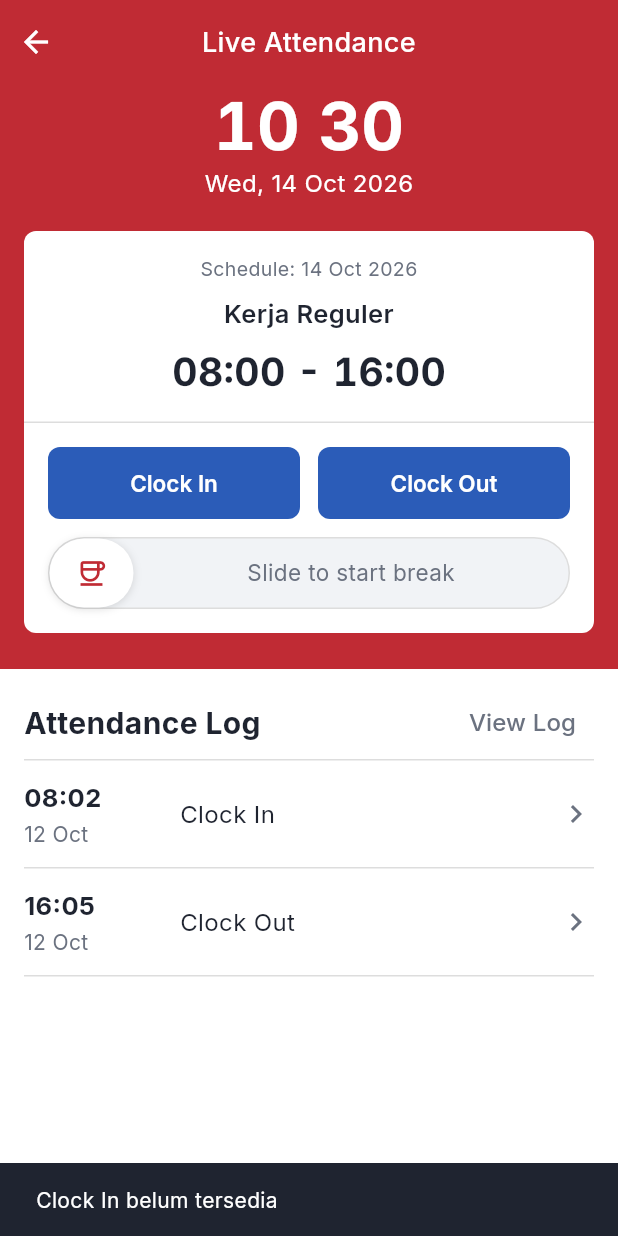
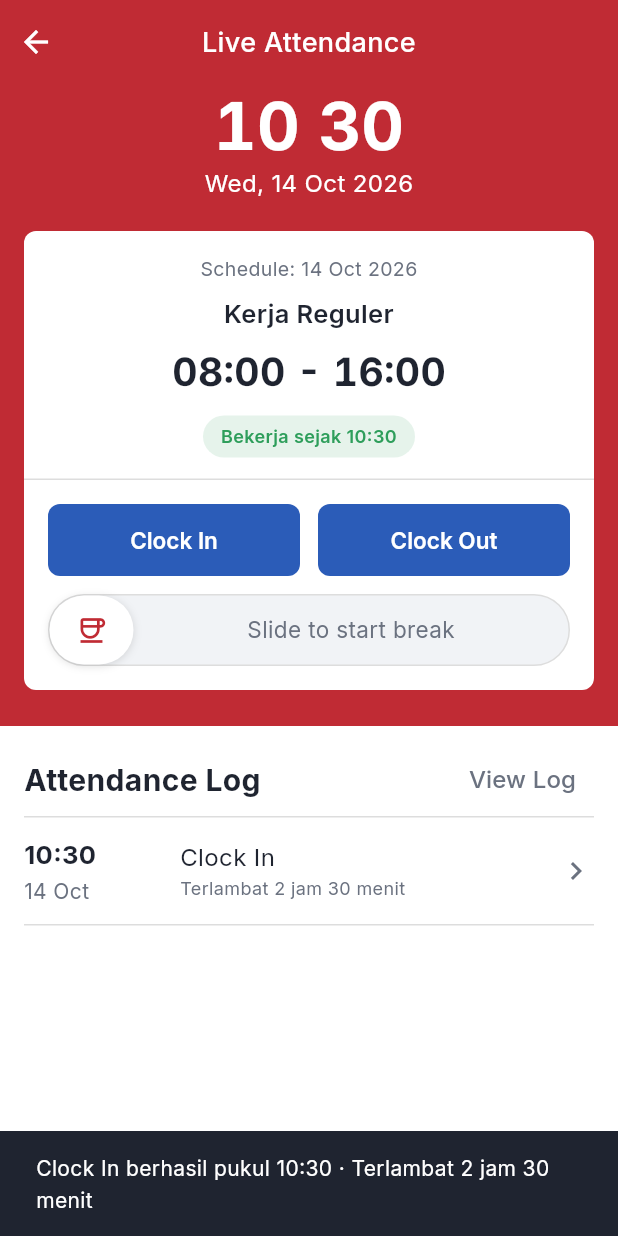
Before and after one commit to Naqila-Syaniwa/presensi-magang, a Flutter app: the LiveAttendanceScreen screen opened by its route, after a tap on "Clock In", on a phone screen of 412 x 824 dp. Run offline on Flutter 3.47's test engine with Material 3 defaults, Android fonts, the phone set to English and light mode, and no system bars; our stand-ins replace flutter_svg, google_fonts, shared_preferences, smooth_page_indicator; accounts and stored records are empty.

Commit message:
feat(attendance): fungsikan Clock In/Out, istirahat, dan riwayat presensi
AttendanceStore: aturan satu presensi per hari, status harian, keterangan terlambat/pulang awal

Riwayat tersimpan lewat shared_preferences

Slider Start/End Break, chip status, log hari ini, halaman riwayat, detail log

Hapus data log dummy

Tes logika presensi dan alur layar di dua ukuran layar

Co-Authored-By: Claude Sonnet 5.5 <noreply@anthropic.com>

Claude-Session: https://claude.ai/code/session_011DRswc95PXSURybnRZRg1y

```diff
--- a/lib/features/attendance/data/attendance_data.dart
+++ b/lib/features/attendance/data/attendance_data.dart
@@ -7,8 +7,5 @@ const AttendanceSchedule mockSchedule = AttendanceSchedule(
   end: '16:00',
 );
 
-/// Riwayat presensi dummy (urut dari paling awal, seperti referensi).
-final List<AttendanceLog> mockAttendanceLogs = [
-  AttendanceLog(time: DateTime(2026, 10, 12, 8, 2), type: 'Clock In'),
-  AttendanceLog(time: DateTime(2026, 10, 12, 16, 5), type: 'Clock Out'),
-];
+/// Nama kantor dummy. Akan diganti lokasi sungguhan saat integrasi peta.
+const String mockOfficeName = 'Kantor Pusat Jakarta';
--- a/lib/features/attendance/data/attendance_models.dart
+++ b/lib/features/attendance/data/attendance_models.dart
@@ -1,3 +1,44 @@
+/// Jenis catatan presensi.
+enum AttendanceType {
+  clockIn('Clock In'),
+  startBreak('Start Break'),
+  endBreak('End Break'),
+  clockOut('Clock Out');
+
+  const AttendanceType(this.label);
+  final String label;
+}
+
+/// Status presensi pada satu hari (diturunkan dari log hari itu).
+enum AttendanceStatus { notStarted, working, onBreak, finished }
+
+/// Satu catatan presensi.
+class AttendanceLog {
+  const AttendanceLog({required this.time, required this.type});
+
+  final DateTime time;
+  final AttendanceType type;
+
+  /// Kunci unik untuk mencegah duplikat saat memuat data tersimpan.
+  String get key => '${time.millisecondsSinceEpoch}-${type.name}';
+
+  Map<String, dynamic> toJson() => {
+        't': time.toIso8601String(),
+        'type': type.name,
+      };
+
+  /// Mengembalikan null bila data rusak, agar data lain tetap terbaca.
+  static AttendanceLog? tryParse(Object? json) {
+    if (json is! Map) return null;
+    final time = DateTime.tryParse('${json['t']}');
+    final type = AttendanceType.values
+        .where((e) => e.name == json['type'])
+        .firstOrNull;
+    if (time == null || type == null) return null;
+    return AttendanceLog(time: time, type: type);
+  }
+}
+
 /// Jadwal kerja satu hari (satu presensi saja).
 class AttendanceSchedule {
   const AttendanceSchedule({
@@ -14,14 +55,35 @@ class AttendanceSchedule {
   final String end;
 
   String get rangeLabel => '$start - $end';
+
+  DateTime startOn(DateTime day) => _at(day, start);
+  DateTime endOn(DateTime day) => _at(day, end);
+
+  static DateTime _at(DateTime day, String hhmm) {
+    final p = hhmm.split(':');
+    return DateTime(day.year, day.month, day.day, int.parse(p[0]), int.parse(p[1]));
+  }
+
+  /// Keterangan untuk sebuah log: terlambat / tepat waktu / pulang lebih awal.
+  /// Null bila tidak ada keterangan.
+  String? noteFor(AttendanceLog log) {
+    switch (log.type) {
+      case AttendanceType.clockIn:
+        final lateBy = log.time.difference(startOn(log.time)).inMinutes;
+        return lateBy > 0 ? 'Terlambat ${_duration(lateBy)}' : 'Tepat waktu';
+      case AttendanceType.clockOut:
+        final earlyBy = endOn(log.time).difference(log.time).inMinutes;
+        return earlyBy > 0 ? 'Pulang lebih awal ${_duration(earlyBy)}' : null;
+      case AttendanceType.startBreak:
+      case AttendanceType.endBreak:
+        return null;
+    }
+  }
+
+  static String _duration(int minutes) {
+    if (minutes < 60) return '$minutes menit';
+    final h = minutes ~/ 60;
+    final m = minutes % 60;
+    return m == 0 ? '$h jam' : '$h jam $m menit';
+  }
 }
-
-/// Satu baris riwayat presensi (Clock In / Clock Out).
-class AttendanceLog {
-  const AttendanceLog({required this.time, required this.type});
-
-  final DateTime time;
-
-  /// "Clock In" atau "Clock Out".
-  final String type;
-}
--- /dev/null
+++ b/lib/features/attendance/data/attendance_store.dart
@@ -0,0 +1,187 @@
+import 'dart:async';
+import 'dart:convert';
+
+import 'package:flutter/foundation.dart';
+import 'package:intl/intl.dart';
+import 'package:shared_preferences/shared_preferences.dart';
+import 'package:presensimagang/features/attendance/data/attendance_data.dart';
+import 'package:presensimagang/features/attendance/data/attendance_models.dart';
+
+/// Hasil sebuah aksi presensi: berhasil atau ditolak, beserta pesannya.
+class AttendanceResult {
+  const AttendanceResult(this.ok, this.message, {this.log});
+
+  final bool ok;
+  final String message;
+  final AttendanceLog? log;
+}
+
+/// Penyimpan status dan riwayat presensi (satu instans untuk seluruh aplikasi).
+///
+/// - Status hari ini diturunkan dari log hari itu, jadi tidak ada status ganda.
+/// - Riwayat disimpan lewat shared_preferences, sehingga bertahan saat layar
+///   ditutup atau aplikasi dimulai ulang.
+/// - Aturan: satu presensi per hari (Clock In -> [Break] -> Clock Out).
+class AttendanceStore extends ChangeNotifier {
+  AttendanceStore._();
+
+  static final AttendanceStore instance = AttendanceStore._();
+
+  static const String _prefsKey = 'attendance_logs_v1';
+
+  final AttendanceSchedule schedule = mockSchedule;
+  final List<AttendanceLog> _logs = [];
+  bool _loaded = false;
+
+  /// Seluruh riwayat, urut dari paling awal.
+  List<AttendanceLog> get logs => List.unmodifiable(_logs);
+
+  static bool _sameDay(DateTime a, DateTime b) =>
+      a.year == b.year && a.month == b.month && a.day == b.day;
+
+  /// Log pada [day], urut dari paling awal.
+  List<AttendanceLog> logsOn(DateTime day) =>
+      _logs.where((l) => _sameDay(l.time, day)).toList();
+
+  AttendanceStatus statusOn(DateTime day) {
+    final today = logsOn(day);
+    if (today.isEmpty) return AttendanceStatus.notStarted;
+    return switch (today.last.type) {
+      AttendanceType.clockIn ||
+      AttendanceType.endBreak =>
+        AttendanceStatus.working,
+      AttendanceType.startBreak => AttendanceStatus.onBreak,
+      AttendanceType.clockOut => AttendanceStatus.finished,
+    };
+  }
+
+  /// Teks status untuk chip di ClockCard.
+  String statusLabelOn(DateTime day) {
+    final today = logsOn(day);
+    String hm(AttendanceLog l) => DateFormat('HH:mm').format(l.time);
+    switch (statusOn(day)) {
+      case AttendanceStatus.notStarted:
+        return 'Belum Clock In';
+      case AttendanceStatus.working:
+        final first = today.firstWhere(
+          (l) => l.type == AttendanceType.clockIn,
+          orElse: () => today.first,
+        );
+        return 'Bekerja sejak ${hm(first)}';
+      case AttendanceStatus.onBreak:
+        return 'Istirahat sejak ${hm(today.last)}';
+      case AttendanceStatus.finished:
+        return 'Presensi selesai pukul ${hm(today.last)}';
+    }
+  }
+
+  // ---- Aksi -------------------------------------------------------------
+
+  AttendanceResult clockIn([DateTime? now]) {
+    final t = now ?? DateTime.now();
+    switch (statusOn(t)) {
+      case AttendanceStatus.notStarted:
+        return _add(AttendanceType.clockIn, t);
+      case AttendanceStatus.working:
+      case AttendanceStatus.onBreak:
+        return const AttendanceResult(false, 'Anda sudah Clock In hari ini');
+      case AttendanceStatus.finished:
+        return const AttendanceResult(false, 'Presensi hari ini sudah selesai');
+    }
+  }
+
+  AttendanceResult clockOut([DateTime? now]) {
+    final t = now ?? DateTime.now();
+    switch (statusOn(t)) {
+      case AttendanceStatus.working:
+        return _add(AttendanceType.clockOut, t);
+      case AttendanceStatus.notStarted:
+        return const AttendanceResult(false, 'Anda belum Clock In');
+      case AttendanceStatus.onBreak:
+        return const AttendanceResult(
+            false, 'Akhiri istirahat terlebih dahulu sebelum Clock Out');
+      case AttendanceStatus.finished:
+        return const AttendanceResult(false, 'Anda sudah Clock Out hari ini');
+    }
+  }
+
+  /// Mulai istirahat bila sedang bekerja, akhiri istirahat bila sedang istirahat.
+  AttendanceResult toggleBreak([DateTime? now]) {
+    final t = now ?? DateTime.now();
+    switch (statusOn(t)) {
+      case AttendanceStatus.working:
+        return _add(AttendanceType.startBreak, t);
+      case AttendanceStatus.onBreak:
+        return _add(AttendanceType.endBreak, t);
+      case AttendanceStatus.notStarted:
+        return const AttendanceResult(false, 'Clock In terlebih dahulu');
+      case AttendanceStatus.finished:
+        return const AttendanceResult(false, 'Presensi hari ini sudah selesai');
+    }
+  }
+
+  AttendanceResult _add(AttendanceType type, DateTime time) {
+    final log = AttendanceLog(time: time, type: type);
+    _logs
+      ..add(log)
+      ..sort((a, b) => a.time.compareTo(b.time));
+    notifyListeners();
+    _save();
+
+    final note = schedule.noteFor(log);
+    final base =
+        '${type.label} berhasil pukul ${DateFormat('HH:mm').format(time)}';
+    return AttendanceResult(true, note == null ? base : '$base · $note',
+        log: log);
+  }
+
+  // ---- Penyimpanan ------------------------------------------------------
+
+  /// Memuat riwayat tersimpan (aman dipanggil berulang; hanya jalan sekali).
+  Future<void> load() async {
+    if (_loaded) return;
+    _loaded = true;
+    try {
+      final prefs = await SharedPreferences.getInstance();
+      final raw = prefs.getString(_prefsKey);
+      if (raw == null) return;
+
+      final stored = (jsonDecode(raw) as List)
+          .map(AttendanceLog.tryParse)
+          .whereType<AttendanceLog>();
+
+      // Gabungkan dengan log yang mungkin sudah ditambah sebelum load selesai.
+      final byKey = <String, AttendanceLog>{
+        for (final l in [...stored, ..._logs]) l.key: l,
+      };
+      _logs
+        ..clear()
+        ..addAll(byKey.values)
+        ..sort((a, b) => a.time.compareTo(b.time));
+      notifyListeners();
+    } catch (_) {
+      // Data rusak atau penyimpanan tidak tersedia: mulai dari kosong.
+    }
+  }
+
+  void _save() => unawaited(_persist());
+
+  Future<void> _persist() async {
+    try {
+      final prefs = await SharedPreferences.getInstance();
+      await prefs.setString(
+        _prefsKey,
+        jsonEncode(_logs.map((l) => l.toJson()).toList()),
+      );
+    } catch (_) {
+      // Gagal menyimpan tidak boleh mengganggu aplikasi.
+    }
+  }
+
+  /// Hanya untuk tes: kosongkan data di memori.
+  @visibleForTesting
+  void resetForTest() {
+    _logs.clear();
+    _loaded = false;
+  }
+}
--- a/lib/features/attendance/live_attendance_screen.dart
+++ b/lib/features/attendance/live_attendance_screen.dart
@@ -4,23 +4,56 @@ import 'package:flutter/material.dart';
 import 'package:flutter/services.dart';
 import 'package:intl/intl.dart';
 import 'package:presensimagang/core/app_colors.dart';
-import 'package:presensimagang/features/attendance/data/attendance_data.dart';
+import 'package:presensimagang/features/attendance/attendance_history_screen.dart';
+import 'package:presensimagang/features/attendance/data/attendance_store.dart';
+import 'package:presensimagang/features/attendance/widgets/attendance_log_detail_sheet.dart';
 import 'package:presensimagang/features/attendance/widgets/attendance_log_section.dart';
 import 'package:presensimagang/features/attendance/widgets/clock_card.dart';
 
-/// Halaman Live Attendance: header merah dengan jam realtime, kartu presensi
-/// (ClockCard), dan Attendance Log. Aksi tombol masih placeholder (snackbar).
-class LiveAttendanceScreen extends StatelessWidget {
+/// Halaman Live Attendance: header merah dengan jam realtime, ClockCard
+/// (Clock In / Clock Out / istirahat), dan log presensi hari ini.
+class LiveAttendanceScreen extends StatefulWidget {
   const LiveAttendanceScreen({super.key});
 
-  void _comingSoon(BuildContext context, String feature) {
+  @override
+  State<LiveAttendanceScreen> createState() => _LiveAttendanceScreenState();
+}
+
+class _LiveAttendanceScreenState extends State<LiveAttendanceScreen> {
+  final AttendanceStore _store = AttendanceStore.instance;
+
+  @override
+  void initState() {
+    super.initState();
+    _store.load(); // muat riwayat tersimpan
+  }
+
+  void _show(AttendanceResult result) {
+    // removeCurrentSnackBar: pesan baru langsung menggantikan yang lama,
+    // tidak mengantri saat tombol ditekan berulang.
     ScaffoldMessenger.of(context)
-      ..hideCurrentSnackBar()
-      ..showSnackBar(SnackBar(content: Text('$feature belum tersedia')));
+      ..removeCurrentSnackBar()
+      ..showSnackBar(
+        SnackBar(
+          content: Text(result.message),
+          backgroundColor: result.ok ? null : AppColors.error,
+        ),
+      );
+  }
+
+  void _openHistory() {
+    Navigator.of(context).push(
+      MaterialPageRoute<void>(builder: (_) => const AttendanceHistoryScreen()),
+    );
   }
 
   @override
   Widget build(BuildContext context) {
+    return ListenableBuilder(
+      listenable: _store,
+      builder: (context, _) {
+        final now = DateTime.now();
+
         return Scaffold(
           backgroundColor: Colors.white,
           body: AnnotatedRegion<SystemUiOverlayStyle>(
@@ -42,12 +75,13 @@ class LiveAttendanceScreen extends StatelessWidget {
                           Padding(
                             padding: const EdgeInsets.symmetric(horizontal: 16),
                             child: ClockCard(
-                          schedule: mockSchedule,
-                          date: DateTime.now(),
-                          onClockIn: () => _comingSoon(context, 'Clock In'),
-                          onClockOut: () => _comingSoon(context, 'Clock Out'),
-                          onStartBreak: () =>
-                              _comingSoon(context, 'Start Break'),
+                              schedule: _store.schedule,
+                              date: now,
+                              status: _store.statusOn(now),
+                              statusText: _store.statusLabelOn(now),
+                              onClockIn: () => _show(_store.clockIn()),
+                              onClockOut: () => _show(_store.clockOut()),
+                              onToggleBreak: () => _show(_store.toggleBreak()),
                             ),
                           ),
                           const SizedBox(height: 24),
@@ -56,15 +90,21 @@ class LiveAttendanceScreen extends StatelessWidget {
                     ),
                   ),
                   AttendanceLogSection(
-                logs: mockAttendanceLogs,
-                onViewLog: () => _comingSoon(context, 'Halaman View Log'),
-                onTapLog: (log) =>
-                    _comingSoon(context, 'Detail ${log.type}'),
+                    logs: _store.logsOn(now),
+                    schedule: _store.schedule,
+                    onViewLog: _openHistory,
+                    onTapLog: (log) => showAttendanceLogDetail(
+                      context,
+                      log: log,
+                      schedule: _store.schedule,
+                    ),
                   ),
                 ],
               ),
             ),
           ),
+        );
+      },
     );
   }
 }
--- a/lib/features/attendance/widgets/attendance_log_section.dart
+++ b/lib/features/attendance/widgets/attendance_log_section.dart
@@ -3,17 +3,19 @@ import 'package:intl/intl.dart';
 import 'package:presensimagang/core/app_colors.dart';
 import 'package:presensimagang/features/attendance/data/attendance_models.dart';
 
-/// Bagian "Attendance Log": judul + "View Log", lalu daftar riwayat
-/// (jam, tanggal, jenis, panah).
+/// Bagian "Attendance Log" di halaman Live Attendance: log hari ini
+/// (urut dari paling awal) dan tombol "View Log" ke riwayat lengkap.
 class AttendanceLogSection extends StatelessWidget {
   const AttendanceLogSection({
     super.key,
     required this.logs,
+    required this.schedule,
     required this.onViewLog,
     required this.onTapLog,
   });
 
   final List<AttendanceLog> logs;
+  final AttendanceSchedule schedule;
   final VoidCallback onViewLog;
   final ValueChanged<AttendanceLog> onTapLog;
 
@@ -50,29 +52,40 @@ class AttendanceLogSection extends StatelessWidget {
             const Padding(
               padding: EdgeInsets.symmetric(vertical: 24),
               child: Text(
-                'Belum ada riwayat presensi',
+                'Belum ada presensi hari ini',
                 textAlign: TextAlign.center,
                 style: TextStyle(color: AppColors.textSecondary),
               ),
             )
-          else
+          else ...[
             for (final log in logs) ...[
               const Divider(height: 1, thickness: 1, color: AppColors.border),
-              _LogTile(log: log, onTap: () => onTapLog(log)),
+              AttendanceLogTile(
+                log: log,
+                note: schedule.noteFor(log),
+                onTap: () => onTapLog(log),
+              ),
             ],
-          if (logs.isNotEmpty)
             const Divider(height: 1, thickness: 1, color: AppColors.border),
+          ],
         ],
       ),
     );
   }
 }
 
-class _LogTile extends StatelessWidget {
-  const _LogTile({required this.log, required this.onTap});
+/// Satu baris log: jam + tanggal, jenis (+ keterangan), panah.
+class AttendanceLogTile extends StatelessWidget {
+  const AttendanceLogTile({
+    super.key,
+    required this.log,
+    required this.onTap,
+    this.note,
+  });
 
   final AttendanceLog log;
   final VoidCallback onTap;
+  final String? note;
 
   @override
   Widget build(BuildContext context) {
@@ -106,12 +119,25 @@ class _LogTile extends StatelessWidget {
               ),
             ),
             Expanded(
-              child: Text(
-                log.type,
-                style: const TextStyle(
-                  fontSize: 16,
-                  color: AppColors.textPrimary,
-                ),
+              child: Column(
+                crossAxisAlignment: CrossAxisAlignment.start,
+                children: [
+                  Text(
+                    log.type.label,
+                    style: const TextStyle(
+                      fontSize: 16,
+                      color: AppColors.textPrimary,
+                    ),
+                  ),
+                  if (note != null)
+                    Text(
+                      note!,
+                      style: const TextStyle(
+                        fontSize: 12,
+                        color: AppColors.textSecondary,
+                      ),
+                    ),
+                ],
               ),
             ),
             const Icon(Icons.chevron_right, color: AppColors.textSecondary),
--- a/lib/features/attendance/widgets/clock_card.dart
+++ b/lib/features/attendance/widgets/clock_card.dart
@@ -6,25 +6,38 @@ import 'package:presensimagang/features/attendance/widgets/slide_to_break.dart';
 import 'package:presensimagang/widgets/custom_button.dart';
 
 const Color _kClockBlue = Color(0xFF2B5CB8);
+const Color _kBreakOrange = Color(0xFFE08A00);
 
 /// Kartu presensi untuk satu jadwal: tanggal jadwal, nama shift, jam kerja,
-/// tombol Clock In / Clock Out, dan slider mulai istirahat.
-/// Semua aksi dikirim lewat callback (fungsi sebenarnya menyusul).
+/// chip status, tombol Clock In / Clock Out, dan slider istirahat.
+/// Logika presensi ada di AttendanceStore; kartu ini hanya menampilkan
+/// [status] dan meneruskan aksi lewat callback.
 class ClockCard extends StatelessWidget {
   const ClockCard({
     super.key,
     required this.schedule,
     required this.date,
+    required this.status,
+    required this.statusText,
     required this.onClockIn,
     required this.onClockOut,
-    required this.onStartBreak,
+    required this.onToggleBreak,
   });
 
   final AttendanceSchedule schedule;
   final DateTime date;
+  final AttendanceStatus status;
+  final String statusText;
   final VoidCallback onClockIn;
   final VoidCallback onClockOut;
-  final VoidCallback onStartBreak;
+  final VoidCallback onToggleBreak;
+
+  Color get _statusColor => switch (status) {
+        AttendanceStatus.notStarted => AppColors.textSecondary,
+        AttendanceStatus.working => AppColors.success,
+        AttendanceStatus.onBreak => _kBreakOrange,
+        AttendanceStatus.finished => _kClockBlue,
+      };
 
   @override
   Widget build(BuildContext context) {
@@ -73,6 +86,24 @@ class ClockCard extends StatelessWidget {
                     ),
                   ),
                 ),
+                const SizedBox(height: 10),
+                Container(
+                  padding:
+                      const EdgeInsets.symmetric(horizontal: 12, vertical: 5),
+                  decoration: BoxDecoration(
+                    color: _statusColor.withValues(alpha: 0.12),
+                    borderRadius: BorderRadius.circular(20),
+                  ),
+                  child: Text(
+                    statusText,
+                    textAlign: TextAlign.center,
+                    style: TextStyle(
+                      fontSize: 12,
+                      fontWeight: FontWeight.w600,
+                      color: _statusColor,
+                    ),
+                  ),
+                ),
               ],
             ),
           ),
@@ -104,7 +135,12 @@ class ClockCard extends StatelessWidget {
                   ],
                 ),
                 const SizedBox(height: 12),
-                SlideToBreak(onCompleted: onStartBreak),
+                SlideToBreak(
+                  label: status == AttendanceStatus.onBreak
+                      ? 'Slide to end break'
+                      : 'Slide to start break',
+                  onCompleted: onToggleBreak,
+                ),
               ],
             ),
           ),
```
Also changed, not shown: lib/features/attendance/attendance_history_screen.dart (added, +103 -0 lines), lib/features/attendance/widgets/attendance_log_detail_sheet.dart (added, +81 -0 lines), lib/features/attendance/widgets/slide_to_break.dart (line endings or trailing spaces), 2 other files. Lines whose indentation alone changed are shown as unchanged.
